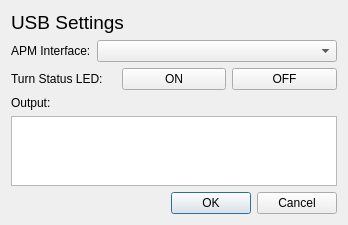
Qt form usbsettings.ui (CHRISIzzDA/APM_Qt_UI_v1) before a commit.
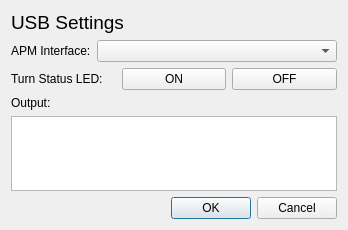
The same form after that commit.

The edit to the form file:
```diff
--- a/usbsettings.ui
+++ b/usbsettings.ui
@@ -7,7 +7,7 @@
     <x>0</x>
     <y>0</y>
     <width>348</width>
-    <height>180</height>
+    <height>230</height>
    </rect>
   </property>
   <property name="windowTitle">
@@ -101,6 +101,12 @@
    </item>
    <item>
     <widget class="QPlainTextEdit" name="pte_usbdata">
+     <property name="font">
+      <font>
+       <family>Consolas</family>
+       <pointsize>11</pointsize>
+      </font>
+     </property>
      <property name="readOnly">
       <bool>true</bool>
      </property>
```
